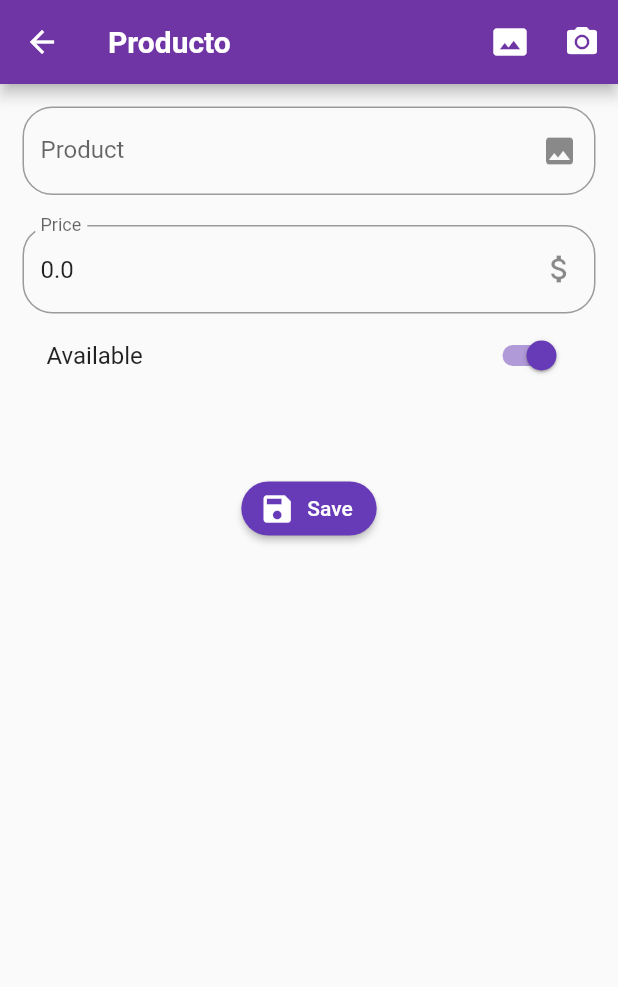
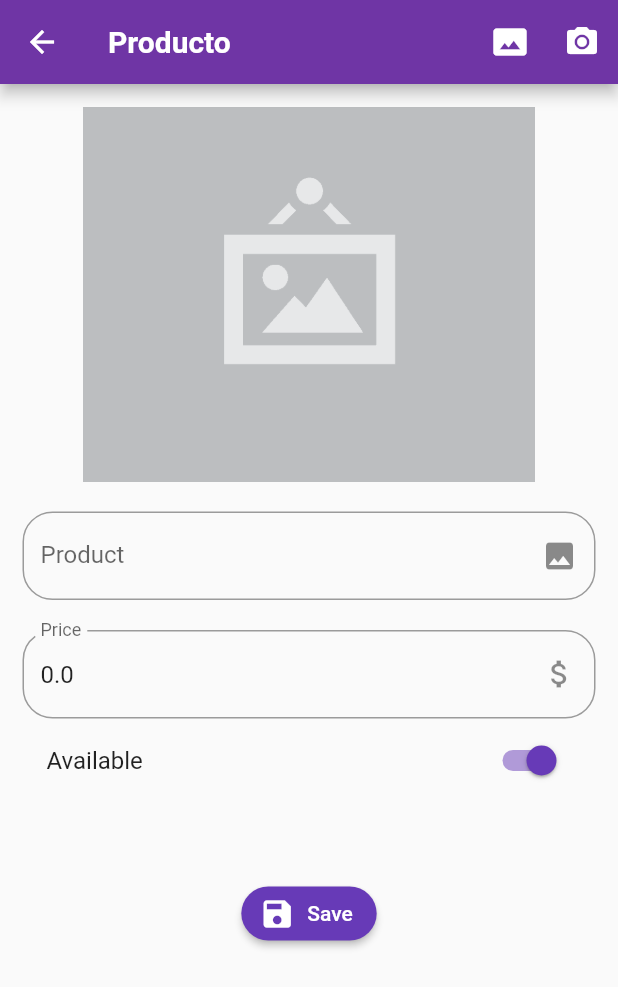
Before and after one commit to urielexis64/login_form, a Flutter app: the ProductPage screen opened by its route, after a tap on the "photo size select actual" icon, on a phone screen of 412 x 824 dp. Shown: the top 987 px of the screen. Run offline on Flutter 3.47's test engine with Material 2 defaults, Android fonts, the phone set to English and light mode, and no system bars; our stand-ins replace flutter_svg, image_picker, rxdart, velocity_x; network calls fail.

```diff
--- a/lib/src/pages/product/product_page.dart
+++ b/lib/src/pages/product/product_page.dart
@@ -1,4 +1,7 @@
+import 'dart:io';
+
 import 'package:flutter/material.dart';
+import 'package:image_picker/image_picker.dart';
 import 'package:login_form/src/models/product_model.dart';
 import 'package:login_form/src/providers/products_provider.dart';
 import 'package:velocity_x/velocity_x.dart';
@@ -15,7 +18,9 @@ class _ProductPageState extends State<ProductPage> {
   final productsProvider = ProductsProvider();
 
   ProductModel product = ProductModel();
+  final picker = ImagePicker();
   bool _saving = false;
+  File photo;
 
   @override
   Widget build(BuildContext context) {
@@ -30,8 +35,9 @@ class _ProductPageState extends State<ProductPage> {
         title: "Producto".text.semiBold.make(),
         actions: [
           IconButton(
-              icon: Icon(Icons.photo_size_select_actual), onPressed: () {}),
-          IconButton(icon: Icon(Icons.camera_alt), onPressed: () {}),
+              icon: Icon(Icons.photo_size_select_actual),
+              onPressed: _selectImage),
+          IconButton(icon: Icon(Icons.camera_alt), onPressed: _takePhoto),
         ],
       ),
       body: SingleChildScrollView(
@@ -41,6 +47,8 @@ class _ProductPageState extends State<ProductPage> {
               key: formKey,
               child: Column(
                 children: [
+                  _showImage(),
+                  20.heightBox,
                   _createName(),
                   20.heightBox,
                   _createPrice(),
@@ -150,4 +158,38 @@ class _ProductPageState extends State<ProductPage> {
     );
     ScaffoldMessenger.of(context).showSnackBar(snackbar);
   }
+
+  Widget _showImage() {
+    if (product.urlImage != null) {
+      return Container();
+    } else {
+      return photo?.path != null
+          ? Image.file(
+              photo,
+              fit: BoxFit.cover,
+              height: 250,
+            )
+          : Image.asset(
+              'assets/images/no-image.png',
+              height: 250,
+              fit: BoxFit.cover,
+            );
+    }
+  }
+
+  _selectImage() async {
+    final selectedImage = await picker.getImage(source: ImageSource.gallery);
+
+    if (selectedImage != null) {
+      photo = File(selectedImage.path);
+    } else {
+      print('No image selected.');
+    }
+
+    setState(() {});
+  }
+
+  _takePhoto() {
+    ImagePicker.platform.pickImage(source: ImageSource.gallery);
+  }
 }
```
